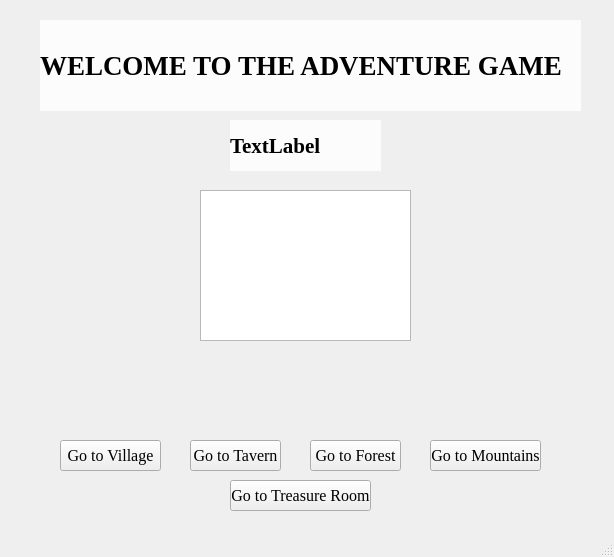
Above: mainwindow.ui from MuhammadUzzam/Adventure-Game before the change. Below: the same form after it.
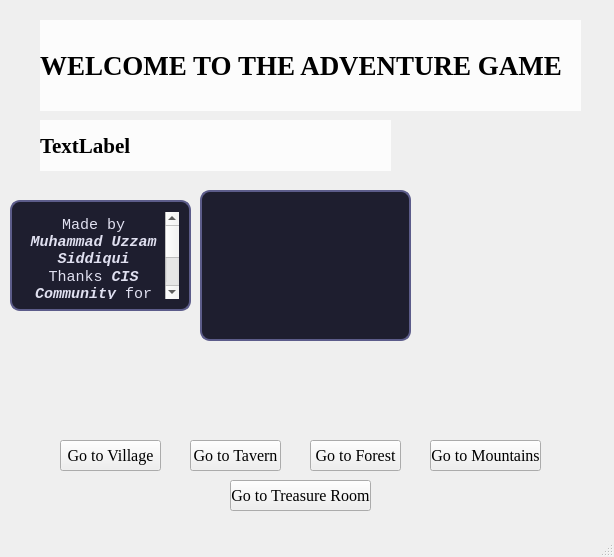
That is the form after the change.

Diff of the .ui file:
```diff
--- a/mainwindow.ui
+++ b/mainwindow.ui
@@ -44,9 +44,9 @@
    <widget class="QLabel" name="labelStats">
     <property name="geometry">
      <rect>
-      <x>230</x>
+      <x>40</x>
       <y>120</y>
-      <width>151</width>
+      <width>351</width>
       <height>51</height>
      </rect>
     </property>
@@ -80,10 +80,34 @@
     </property>
     <property name="font">
      <font>
-      <family>Times New Roman</family>
-      <pointsize>10</pointsize>
+      <family>Consolas</family>
+      <pointsize>-1</pointsize>
      </font>
     </property>
+    <property name="styleSheet">
+     <string notr="true">QTextEdit {
+    background-color: #1e1e2f;
+    color: #e0e0f0;
+    font-family: Consolas, &quot;Courier New&quot;, monospace;
+    font-size: 14px;
+    border: 2px solid #5c5c8a;
+    border-radius: 10px;
+    padding: 10px;
+    selection-background-color: #6a5acd;
+    selection-color: white;
+}
+
+QTextEdit:hover {
+    border: 2px solid #7f7fd5;
+}
+
+QTextEdit:focus {
+    border: 2px solid #8a2be2;
+    background-color: #25253b;
+}
+
+</string>
+    </property>
     <property name="readOnly">
      <bool>true</bool>
     </property>
@@ -213,6 +237,57 @@
      <string>Go to Treasure Room</string>
     </property>
    </widget>
+   <widget class="QTextEdit" name="textEdit">
+    <property name="geometry">
+     <rect>
+      <x>10</x>
+      <y>200</y>
+      <width>181</width>
+      <height>111</height>
+     </rect>
+    </property>
+    <property name="font">
+     <font>
+      <family>Consolas</family>
+      <pointsize>-1</pointsize>
+     </font>
+    </property>
+    <property name="styleSheet">
+     <string notr="true">QTextEdit {
+    background-color: #1e1e2f;
+    color: #e0e0f0;
+    font-family: Consolas, &quot;Courier New&quot;, monospace;
+    font-size: 14px;
+    border: 2px solid #5c5c8a;
+    border-radius: 10px;
+    padding: 10px;
+    selection-background-color: #6a5acd;
+    selection-color: white;
+}
+
+QTextEdit:hover {
+    border: 2px solid #7f7fd5;
+}
+
+QTextEdit:focus {
+    border: 2px solid #8a2be2;
+    background-color: #25253b;
+}
+
+</string>
+    </property>
+    <property name="html">
+     <string>&lt;!DOCTYPE HTML PUBLIC &quot;-//W3C//DTD HTML 4.0//EN&quot; &quot;http://www.w3.org/TR/REC-html40/strict.dtd&quot;&gt;
+&lt;html&gt;&lt;head&gt;&lt;meta name=&quot;qrichtext&quot; content=&quot;1&quot; /&gt;&lt;meta charset=&quot;utf-8&quot; /&gt;&lt;style type=&quot;text/css&quot;&gt;
+p, li { white-space: pre-wrap; }
+hr { height: 1px; border-width: 0; }
+li.unchecked::marker { content: &quot;\2610&quot;; }
+li.checked::marker { content: &quot;\2612&quot;; }
+&lt;/style&gt;&lt;/head&gt;&lt;body style=&quot; font-family:'Consolas','Courier New','monospace'; font-size:14px; font-weight:400; font-style:normal;&quot;&gt;
+&lt;p align=&quot;center&quot; style=&quot; margin-top:0px; margin-bottom:0px; margin-left:0px; margin-right:0px; -qt-block-indent:0; text-indent:0px;&quot;&gt;&lt;span style=&quot; font-family:'Segoe UI'; font-size:11pt;&quot;&gt;Made by &lt;/span&gt;&lt;span style=&quot; font-family:'Segoe UI'; font-size:11pt; font-weight:700; font-style:italic;&quot;&gt;Muhammad Uzzam Siddiqui&lt;/span&gt;&lt;/p&gt;
+&lt;p align=&quot;center&quot; style=&quot; margin-top:0px; margin-bottom:0px; margin-left:0px; margin-right:0px; -qt-block-indent:0; text-indent:0px;&quot;&gt;&lt;span style=&quot; font-family:'Segoe UI'; font-size:11pt;&quot;&gt;Thanks &lt;/span&gt;&lt;span style=&quot; font-family:'Segoe UI'; font-size:11pt; font-weight:700; font-style:italic;&quot;&gt;CIS Community &lt;/span&gt;&lt;span style=&quot; font-family:'Segoe UI'; font-size:11pt;&quot;&gt;for arranging such organized activites for us.&lt;/span&gt;&lt;/p&gt;&lt;/body&gt;&lt;/html&gt;</string>
+    </property>
+   </widget>
   </widget>
   <widget class="QMenuBar" name="menubar">
    <property name="geometry">
```
Left out of the diff: 1 changed line with no effect on the pictures.
